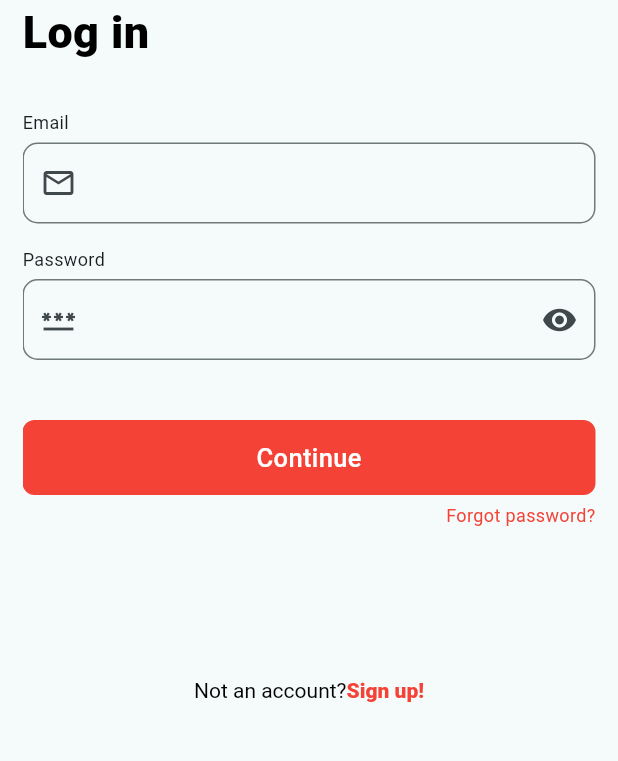
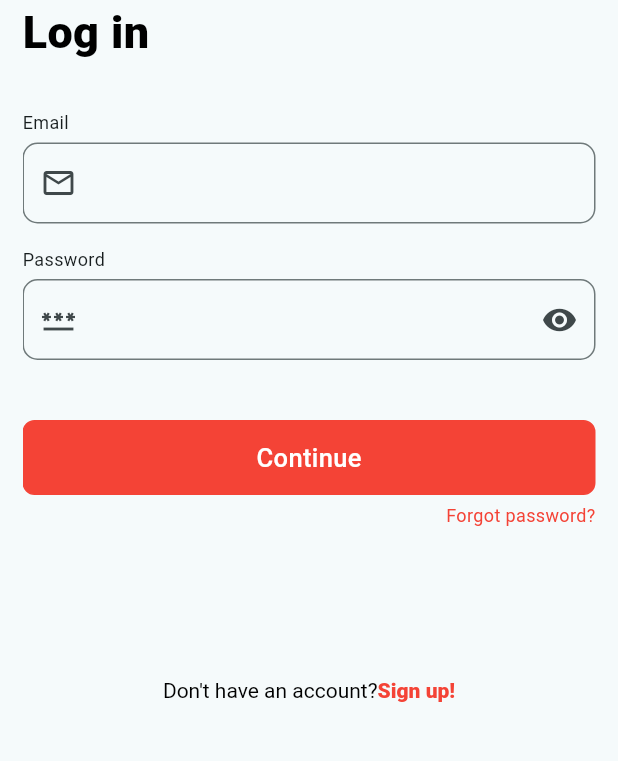
Before and after one commit to Marie-Ange106/showbook, a Flutter app: the LoginScreen screen opened by its route, on a phone screen of 412 x 824 dp, the part 315-1076 px from its top. Run offline on Flutter 3.47's test engine with Material 2 defaults, Android fonts, the light colour scheme and no system bars; our stand-ins replace auto_route, bloc, dio, firebase_core, flutter_bloc, flutter_svg and 3 more; accounts and stored records are empty; network calls fail.

Commit message:
review v2

```diff
--- a/lib/auth/presentation/pages/login_screen.dart
+++ b/lib/auth/presentation/pages/login_screen.dart
@@ -1,4 +1,3 @@
-import 'package:auto_route/annotations.dart';
 import 'package:auto_route/auto_route.dart';
 import 'package:flutter/gestures.dart';
 import 'package:flutter/material.dart';
@@ -126,7 +125,7 @@ class _LoginScreenState extends State<LoginScreen> {
                         RichText(
                           text: TextSpan(children: <TextSpan>[
                             const TextSpan(
-                              text: 'Not an account?',
+                              text: 'Don\'t have an account?',
                               style: TextStyle(
                                 color: Colors.black,
                                 fontSize: 14,
```
Also changed, not shown: lib/auth/presentation/pages/signup_screen.dart (+8 -1 lines).
